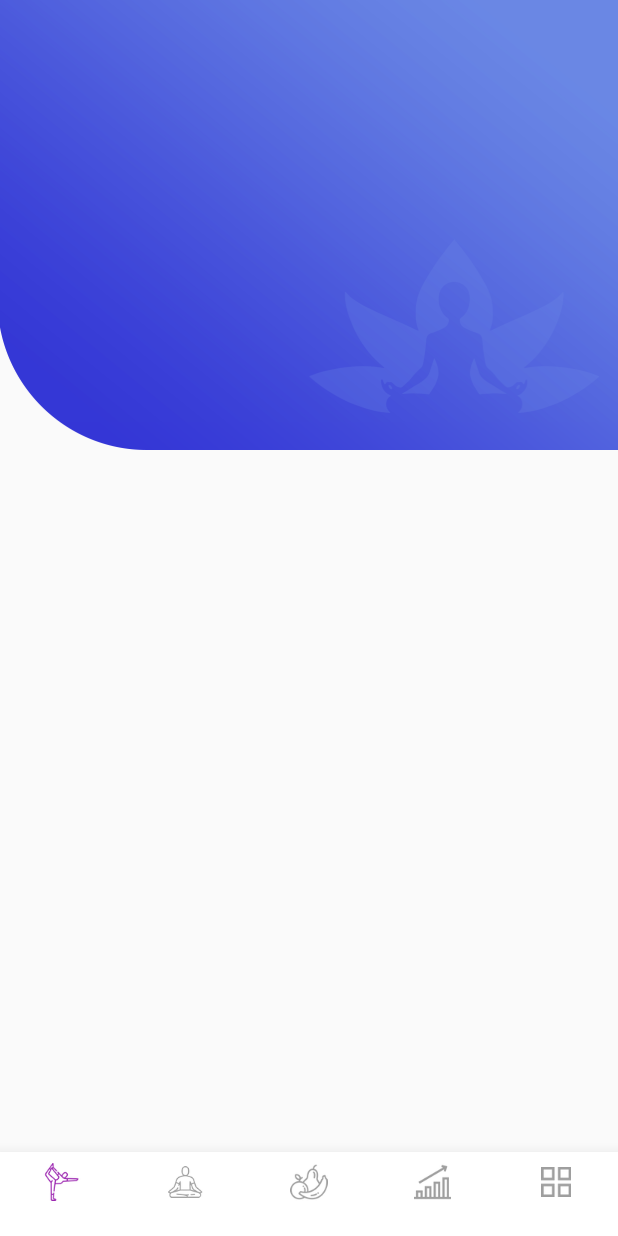
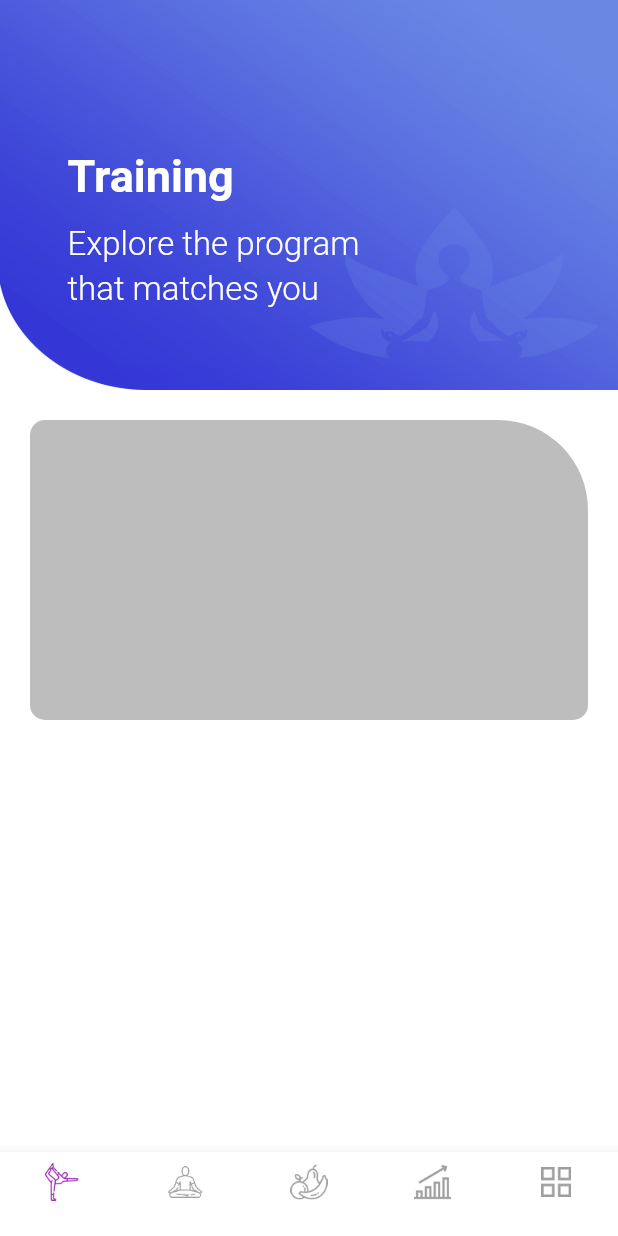
Before and after one commit to Sukyin/YogaExercise, a Flutter app: the screen it shows after launch, on a phone screen of 412 x 824 dp. Run offline on Flutter 3.47's test engine with Material 2 defaults, Android fonts, the phone set to English and light mode, and no system bars.

Commit message:
update pages

```diff
--- a/lib/pages/home_page.dart
+++ b/lib/pages/home_page.dart
@@ -9,23 +9,72 @@ class _HomePageState extends State<HomePage> {
   @override
   Widget build(BuildContext context) {
     return Scaffold(
-      body:Container(
-        child:
-        Row(
+        body: Container(
+          color: Colors.white,
+            child: Column(
+      children: <Widget>[
+        Stack(
           children: <Widget>[
             Container(
               width: MediaQuery.of(context).size.width,
-              height: 300,
+              height: 260,
               child: Image.asset(
                 "images/background/navbg1_621x450_@2x.png",
                 fit: BoxFit.fill,
               ),
             ),
+            Padding(
+              padding: EdgeInsets.fromLTRB(45, 100, 0, 0),
+              child: Text("Training",style: TextStyle(
+                color: Colors.white,
+                fontSize: 30.0,
+                fontWeight: FontWeight.w600
+              ),),
+            ),
+            Padding(
+              padding: EdgeInsets.fromLTRB(45, 150, 0, 0),
+              child: Text("Explore the program",style: TextStyle(
+                color: Colors.white,
+                fontSize: 22.0,
+                fontWeight: FontWeight.w300
+              ),),
+            ),
 
+            Padding(
+              padding: EdgeInsets.fromLTRB(45, 180, 0, 0),
+              child: Text("that matches you",style: TextStyle(
+                color: Colors.white,
+                fontSize: 22.0,
+                fontWeight: FontWeight.w300
+              ),),
+            ),
           ],
         ),
+        Expanded(
+          child: SingleChildScrollView(
+            child: Column(
+              children: <Widget>[
+                Container(
+                  height: 200,
+                  margin: EdgeInsets.fromLTRB(20, 20, 20, 20),
+                  decoration: BoxDecoration(
+                    borderRadius: BorderRadius.only(
+                      topLeft: Radius.circular(10),
+                      topRight: Radius.circular(60),
+                      bottomLeft: Radius.circular(10),
+                      bottomRight: Radius.circular(10)
+                    ),
+                    color: Colors.black26
+                  ),
 
-      ),
-    );
+                )
+
+
+              ],
+            ),
+          ),
+        )
+      ],
+    )));
   }
 }
--- a/pubspec.yaml
+++ b/pubspec.yaml
@@ -52,6 +52,7 @@ flutter:
     - images/tabbar/report_25x25_@2x.png
     - images/tabbar/yoga_25x25_@2x.png
     - images/background/navbg1_621x450_@2x.png
+    - images/icons/uncheck-diet_64x64_@2x.png
 
   # An image asset can refer to one or more resolution-specific "variants", see
   # https://flutter.dev/assets-and-images/#resolution-aware.
```
Also changed, not shown: lib/pages/diet_page.dart (+63 -1 lines), lib/pages/meditation_page.dart (+37 -1 lines), images/icons/uncheck-diet_64x64_@2x.png (added).
